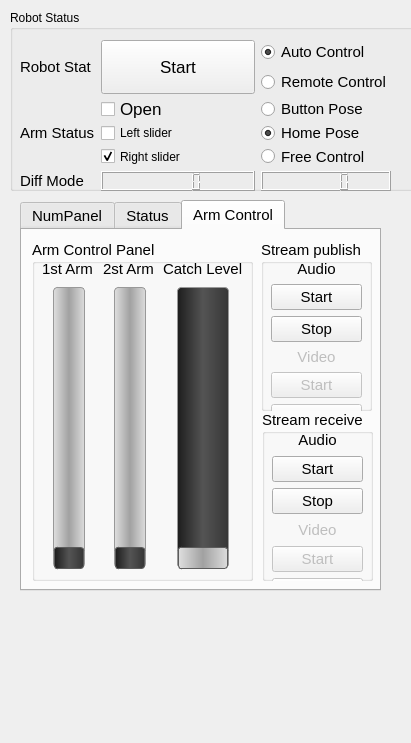
The window that rqt_ocare/resource/ocare_ui_pc.ui (a0919958057/ros_ocare_nav) describes before a commit, drawn with Qt 5.
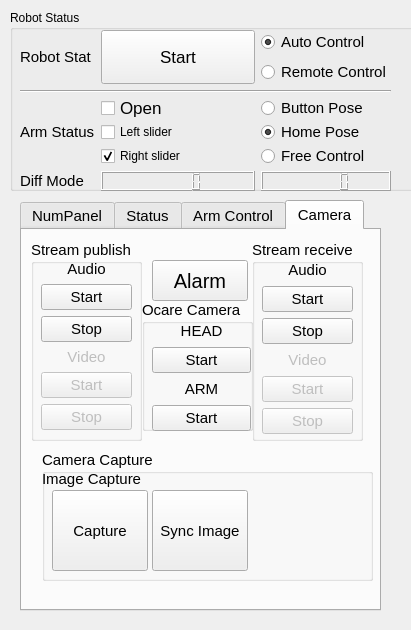
The same window after the commit.

Commit message: modified:   arduino_src/ocare_arduino_arm

```diff
--- a/rqt_ocare/resource/ocare_ui_pc.ui
+++ b/rqt_ocare/resource/ocare_ui_pc.ui
@@ -7,7 +7,7 @@
     <x>0</x>
     <y>0</y>
     <width>411</width>
-    <height>743</height>
+    <height>630</height>
    </rect>
   </property>
   <property name="windowTitle">
@@ -32,29 +32,13 @@
     <property name="geometry">
      <rect>
       <x>10</x>
-      <y>30</y>
+      <y>20</y>
       <width>371</width>
-      <height>151</height>
+      <height>161</height>
      </rect>
     </property>
     <layout class="QGridLayout" name="gridLayout">
-     <item row="4" column="2">
-      <widget class="QLCDNumber" name="lcdNumberDiffMode_2">
-       <property name="sizePolicy">
-        <sizepolicy hsizetype="Minimum" vsizetype="Fixed">
-         <horstretch>0</horstretch>
-         <verstretch>20</verstretch>
-        </sizepolicy>
-       </property>
-       <property name="minimumSize">
-        <size>
-         <width>0</width>
-         <height>20</height>
-        </size>
-       </property>
-      </widget>
-     </item>
-     <item row="1" column="2">
+     <item row="2" column="2">
       <layout class="QVBoxLayout" name="verticalLayout_2">
        <item>
         <widget class="QRadioButton" name="btnModeBP">
@@ -106,7 +90,7 @@
        </item>
       </layout>
      </item>
-     <item row="1" column="0">
+     <item row="2" column="0">
       <widget class="QLabel" name="label_2">
        <property name="sizePolicy">
         <sizepolicy hsizetype="Minimum" vsizetype="Preferred">
@@ -212,7 +196,7 @@
        </property>
       </widget>
      </item>
-     <item row="1" column="1">
+     <item row="2" column="1">
       <layout class="QVBoxLayout" name="verticalLayout_4">
        <item>
         <widget class="QCheckBox" name="checkBoxArmOpen">
@@ -257,31 +241,7 @@
        </item>
       </layout>
      </item>
-     <item row="4" column="0">
-      <widget class="QLabel" name="label_3">
-       <property name="sizePolicy">
-        <sizepolicy hsizetype="Minimum" vsizetype="Preferred">
-         <horstretch>0</horstretch>
-         <verstretch>0</verstretch>
-        </sizepolicy>
-       </property>
-       <property name="minimumSize">
-        <size>
-         <width>0</width>
-         <height>0</height>
-        </size>
-       </property>
-       <property name="font">
-        <font>
-         <pointsize>11</pointsize>
-        </font>
-       </property>
-       <property name="text">
-        <string>Diff Mode</string>
-       </property>
-      </widget>
-     </item>
-     <item row="4" column="1">
+     <item row="3" column="1">
       <widget class="QLCDNumber" name="lcdNumberDiffMode">
        <property name="sizePolicy">
         <sizepolicy hsizetype="Preferred" vsizetype="Fixed">
@@ -312,6 +272,53 @@
        </property>
       </widget>
      </item>
+     <item row="3" column="2">
+      <widget class="QLCDNumber" name="lcdNumberDiffMode_2">
+       <property name="sizePolicy">
+        <sizepolicy hsizetype="Minimum" vsizetype="Fixed">
+         <horstretch>0</horstretch>
+         <verstretch>20</verstretch>
+        </sizepolicy>
+       </property>
+       <property name="minimumSize">
+        <size>
+         <width>0</width>
+         <height>20</height>
+        </size>
+       </property>
+      </widget>
+     </item>
+     <item row="3" column="0">
+      <widget class="QLabel" name="label_3">
+       <property name="sizePolicy">
+        <sizepolicy hsizetype="Minimum" vsizetype="Preferred">
+         <horstretch>0</horstretch>
+         <verstretch>0</verstretch>
+        </sizepolicy>
+       </property>
+       <property name="minimumSize">
+        <size>
+         <width>0</width>
+         <height>0</height>
+        </size>
+       </property>
+       <property name="font">
+        <font>
+         <pointsize>11</pointsize>
+        </font>
+       </property>
+       <property name="text">
+        <string>Diff Mode</string>
+       </property>
+      </widget>
+     </item>
+     <item row="1" column="0" colspan="3">
+      <widget class="Line" name="line">
+       <property name="orientation">
+        <enum>Qt::Horizontal</enum>
+       </property>
+      </widget>
+     </item>
     </layout>
    </widget>
   </widget>
@@ -321,7 +328,7 @@
      <x>20</x>
      <y>200</y>
      <width>361</width>
-     <height>391</height>
+     <height>411</height>
     </rect>
    </property>
    <property name="font">
@@ -341,7 +348,7 @@
     <enum>QTabWidget::Rounded</enum>
    </property>
    <property name="currentIndex">
-    <number>2</number>
+    <number>3</number>
    </property>
    <widget class="QWidget" name="tab_1">
     <attribute name="title">
@@ -1259,7 +1266,7 @@
        <x>10</x>
        <y>220</y>
        <width>331</width>
-       <height>131</height>
+       <height>151</height>
       </rect>
      </property>
      <property name="font">
@@ -1409,9 +1416,9 @@
       <property name="geometry">
        <rect>
         <x>10</x>
-        <y>90</y>
+        <y>110</y>
         <width>81</width>
-        <height>27</height>
+        <height>31</height>
        </rect>
       </property>
       <property name="text">
@@ -1421,10 +1428,10 @@
      <widget class="QPushButton" name="orientReset">
       <property name="geometry">
        <rect>
-        <x>100</x>
-        <y>80</y>
-        <width>91</width>
-        <height>21</height>
+        <x>220</x>
+        <y>0</y>
+        <width>101</width>
+        <height>31</height>
        </rect>
       </property>
       <property name="sizePolicy">
@@ -1446,9 +1453,9 @@
       <property name="geometry">
        <rect>
         <x>100</x>
-        <y>100</y>
+        <y>110</y>
         <width>100</width>
-        <height>23</height>
+        <height>31</height>
        </rect>
       </property>
       <property name="sizePolicy">
@@ -1468,7 +1475,7 @@
       <property name="geometry">
        <rect>
         <x>220</x>
-        <y>20</y>
+        <y>40</y>
         <width>100</width>
         <height>100</height>
        </rect>
@@ -1507,6 +1514,11 @@
        <set>Qt::AlignCenter</set>
       </property>
      </widget>
+     <zorder>gridLayoutWidget_3</zorder>
+     <zorder>refreshTopicStatus</zorder>
+     <zorder>orientReset</zorder>
+     <zorder>graphicsViewOrient</zorder>
+     <zorder>lcdNumberOrient</zorder>
     </widget>
    </widget>
    <widget class="QWidget" name="tab_3">
@@ -1518,7 +1530,7 @@
       <rect>
        <x>10</x>
        <y>10</y>
-       <width>221</width>
+       <width>331</width>
        <height>341</height>
       </rect>
      </property>
@@ -1535,7 +1547,7 @@
        <rect>
         <x>10</x>
         <y>20</y>
-        <width>201</width>
+        <width>311</width>
         <height>311</height>
        </rect>
       </property>
@@ -1617,6 +1629,9 @@
          <property name="maximum">
           <number>90</number>
          </property>
+         <property name="value">
+          <number>0</number>
+         </property>
          <property name="orientation">
           <enum>Qt::Vertical</enum>
          </property>
@@ -1672,13 +1687,18 @@
       </layout>
      </widget>
     </widget>
+   </widget>
+   <widget class="QWidget" name="tab_4">
+    <attribute name="title">
+     <string>Camera</string>
+    </attribute>
     <widget class="QGroupBox" name="groupBox_5">
      <property name="geometry">
       <rect>
-       <x>239</x>
+       <x>9</x>
        <y>10</y>
        <width>111</width>
-       <height>171</height>
+       <height>201</height>
       </rect>
      </property>
      <property name="font">
@@ -1818,10 +1838,10 @@
     <widget class="QGroupBox" name="groupBox_6">
      <property name="geometry">
       <rect>
-       <x>240</x>
-       <y>180</y>
+       <x>230</x>
+       <y>10</y>
        <width>111</width>
-       <height>171</height>
+       <height>201</height>
       </rect>
      </property>
      <property name="font">
@@ -1913,6 +1933,139 @@
       </layout>
      </widget>
     </widget>
+    <widget class="QGroupBox" name="groupBox_7">
+     <property name="geometry">
+      <rect>
+       <x>20</x>
+       <y>220</y>
+       <width>331</width>
+       <height>131</height>
+      </rect>
+     </property>
+     <property name="title">
+      <string>Camera Capture</string>
+     </property>
+     <widget class="QLabel" name="label_4">
+      <property name="geometry">
+       <rect>
+        <x>0</x>
+        <y>20</y>
+        <width>111</width>
+        <height>17</height>
+       </rect>
+      </property>
+      <property name="text">
+       <string>Image Capture</string>
+      </property>
+     </widget>
+     <widget class="QPushButton" name="capture_image">
+      <property name="geometry">
+       <rect>
+        <x>10</x>
+        <y>40</y>
+        <width>96</width>
+        <height>81</height>
+       </rect>
+      </property>
+      <property name="text">
+       <string>Capture</string>
+      </property>
+     </widget>
+     <widget class="QPushButton" name="sync_image">
+      <property name="geometry">
+       <rect>
+        <x>110</x>
+        <y>40</y>
+        <width>96</width>
+        <height>81</height>
+       </rect>
+      </property>
+      <property name="text">
+       <string>Sync Image</string>
+      </property>
+     </widget>
+    </widget>
+    <widget class="QPushButton" name="alarm_sound">
+     <property name="geometry">
+      <rect>
+       <x>130</x>
+       <y>30</y>
+       <width>96</width>
+       <height>41</height>
+      </rect>
+     </property>
+     <property name="font">
+      <font>
+       <family>Ubuntu</family>
+       <pointsize>15</pointsize>
+      </font>
+     </property>
+     <property name="text">
+      <string>Alarm</string>
+     </property>
+    </widget>
+    <widget class="QGroupBox" name="groupBox_8">
+     <property name="geometry">
+      <rect>
+       <x>120</x>
+       <y>70</y>
+       <width>111</width>
+       <height>131</height>
+      </rect>
+     </property>
+     <property name="title">
+      <string>Ocare Camera</string>
+     </property>
+     <widget class="QWidget" name="verticalLayoutWidget_2">
+      <property name="geometry">
+       <rect>
+        <x>10</x>
+        <y>20</y>
+        <width>99</width>
+        <height>111</height>
+       </rect>
+      </property>
+      <layout class="QVBoxLayout" name="verticalLayout_6">
+       <item>
+        <widget class="QLabel" name="label_6">
+         <property name="text">
+          <string>HEAD</string>
+         </property>
+         <property name="alignment">
+          <set>Qt::AlignCenter</set>
+         </property>
+        </widget>
+       </item>
+       <item>
+        <widget class="QPushButton" name="start_head_streama">
+         <property name="text">
+          <string>Start</string>
+         </property>
+         <property name="checkable">
+          <bool>true</bool>
+         </property>
+        </widget>
+       </item>
+       <item>
+        <widget class="QLabel" name="label_16">
+         <property name="text">
+          <string>ARM</string>
+         </property>
+         <property name="alignment">
+          <set>Qt::AlignCenter</set>
+         </property>
+        </widget>
+       </item>
+       <item>
+        <widget class="QPushButton" name="start_arm_stream">
+         <property name="text">
+          <string>Start</string>
+         </property>
+        </widget>
+       </item>
+      </layout>
+     </widget>
+    </widget>
    </widget>
   </widget>
  </widget>
```
Left out of the diff: 2 changed lines with no effect on the pictures. The commit also changes 6 other files.
